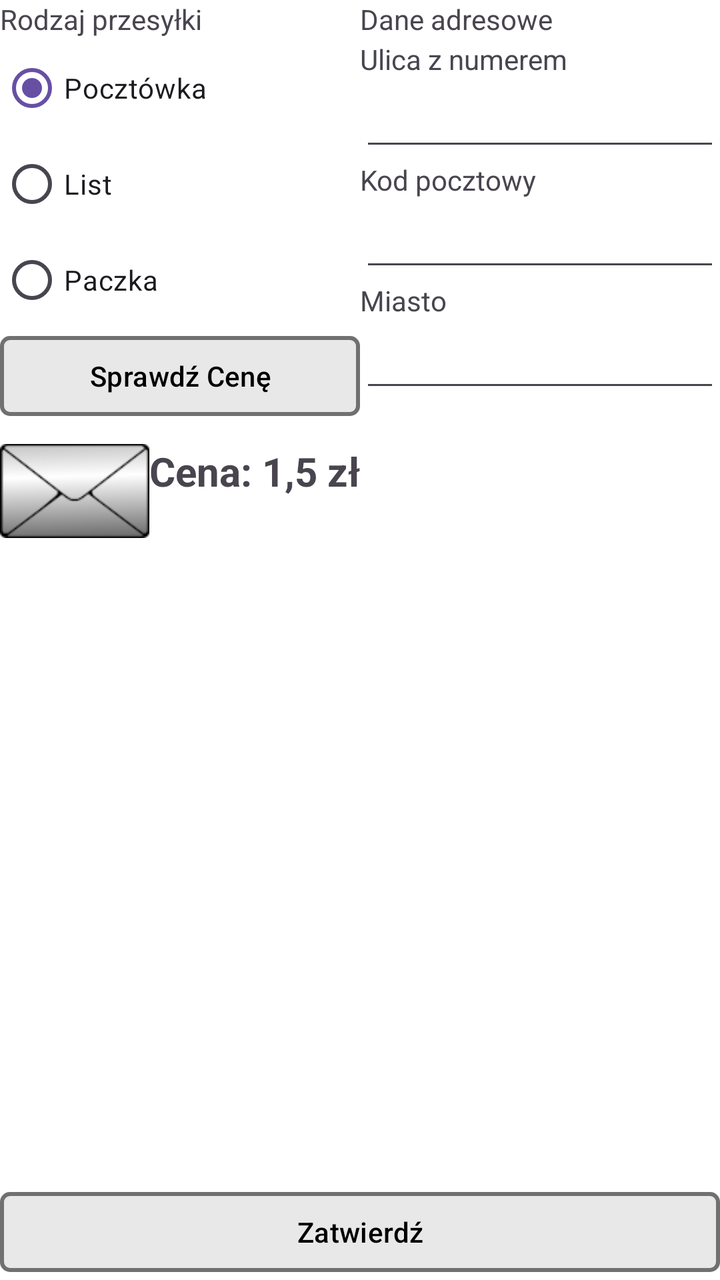
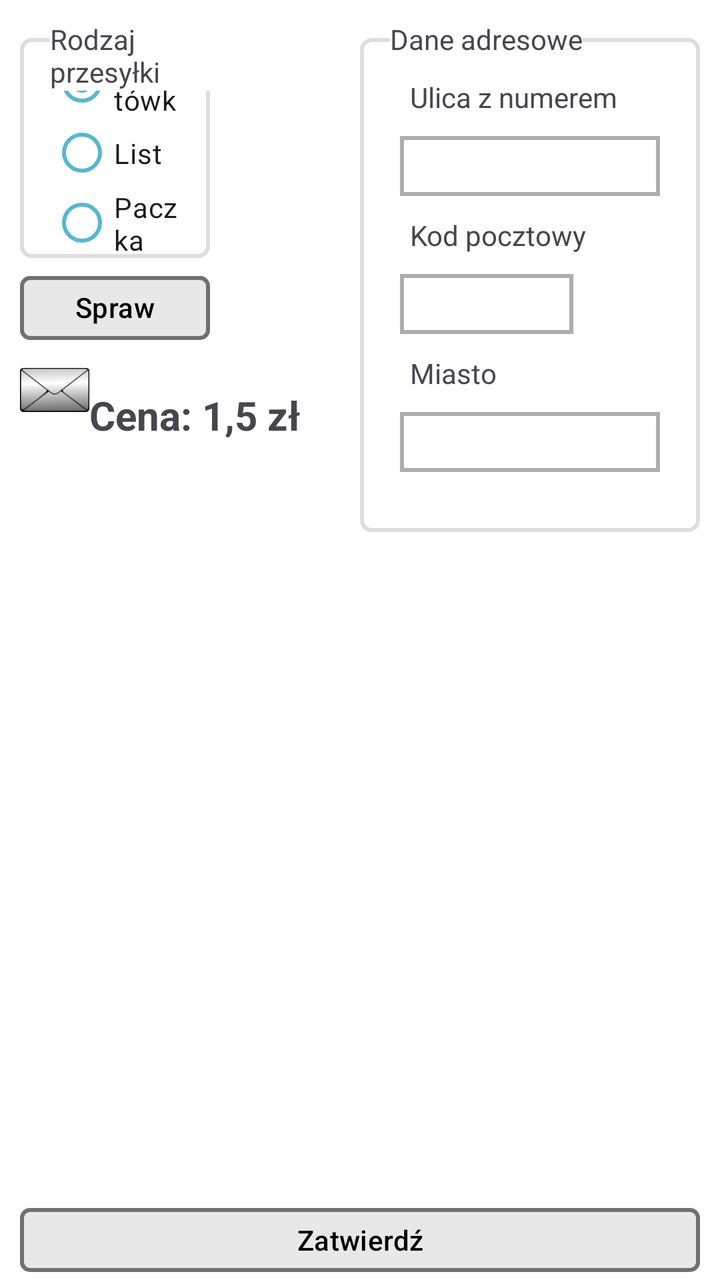

Two renders of the same Android screen: before a commit and after it. Below are the layout's source before the change and the commit's diff.
<!-- AndroidManifest.xml: application theme Theme.Egzamin062023Prak1 -->
<!-- res/layout/activity_main.xml -->
<?xml version="1.0" encoding="utf-8"?>
<LinearLayout xmlns:android="http://schemas.android.com/apk/res/android"
    xmlns:app="http://schemas.android.com/apk/res-auto"
    xmlns:tools="http://schemas.android.com/tools"
    android:id="@+id/main"
    android:layout_width="match_parent"
    android:layout_height="match_parent"
    android:background="#ffffff"
    android:orientation="vertical"
    tools:context=".MainActivity">

    <LinearLayout
        android:layout_width="match_parent"
        android:layout_height="match_parent"
        android:layout_weight="1"
        android:orientation="horizontal">

        <LinearLayout
            android:layout_width="match_parent"
            android:layout_height="match_parent"
            android:layout_weight="1"
            android:orientation="vertical">

            <LinearLayout
                android:layout_width="match_parent"
                android:layout_height="wrap_content"
                android:orientation="vertical">

                <FrameLayout
                    android:layout_width="match_parent"
                    android:layout_height="wrap_content"
                    android:layout_weight="1">

                    <RadioGroup
                        android:id="@+id/radioGroup"
                        android:layout_width="match_parent"
                        android:layout_height="match_parent"
                        android:paddingTop="20dp">

                        <RadioButton
                            android:id="@+id/pocztowka_radioButton"
                            android:layout_width="match_parent"
                            android:layout_height="wrap_content"
                            android:checked="true"
                            android:text="Pocztówka" />

                        <RadioButton
                            android:id="@+id/list_radioButton"
                            android:layout_width="match_parent"
                            android:layout_height="wrap_content"
                            android:text="List" />

                        <RadioButton
                            android:id="@+id/paczka_radioButton"
                            android:layout_width="match_parent"
                            android:layout_height="wrap_content"
                            android:text="Paczka" />
                    </RadioGroup>

                    <TextView
                        android:id="@+id/textView6"
                        android:layout_width="wrap_content"
                        android:layout_height="wrap_content"
                        android:text="Rodzaj przesyłki" />

                </FrameLayout>

                <Button
                    android:id="@+id/check_button"
                    android:layout_width="match_parent"
                    android:layout_height="wrap_content"
                    android:backgroundTint="#e8e8e8"
                    android:text="Sprawdź Cenę"
                    android:textColor="#000000"
                    app:cornerRadius="5dp"
                    app:strokeColor="#707070"
                    app:strokeWidth="2dp" />
            </LinearLayout>

            <LinearLayout
                android:id="@+id/podglad_przesylki"
                android:layout_width="match_parent"
                android:layout_height="match_parent"
                android:layout_marginTop="10dp"
                android:layout_marginBottom="10dp"
                android:layout_weight="1"
                android:orientation="horizontal">

                <ImageView
                    android:id="@+id/imageView"
                    android:layout_width="match_parent"
                    android:layout_height="match_parent"
                    android:layout_weight="1"
                    android:scaleType="fitStart"
                    app:srcCompat="@drawable/list" />

                <TextView
                    android:id="@+id/price_textView"
                    android:layout_width="wrap_content"
                    android:layout_height="wrap_content"
                    android:text="Cena: 1,5 zł"
                    android:textSize="20sp"
                    android:textStyle="bold" />
            </LinearLayout>

        </LinearLayout>

        <FrameLayout
            android:layout_width="match_parent"
            android:layout_height="match_parent"
            android:layout_weight="1">

            <TextView
                android:id="@+id/textView2"
                android:layout_width="wrap_content"
                android:layout_height="wrap_content"
                android:text="Dane adresowe" />

            <LinearLayout
                android:layout_width="match_parent"
                android:layout_height="match_parent"
                android:orientation="vertical"
                android:paddingTop="20dp">

                <TextView
                    android:id="@+id/textView3"
                    android:layout_width="match_parent"
                    android:layout_height="wrap_content"
                    android:text="Ulica z numerem" />

                <EditText
                    android:id="@+id/street_editText"
                    android:layout_width="match_parent"
                    android:layout_height="wrap_content"
                    android:ems="10"
                    android:inputType="text" />

                <TextView
                    android:id="@+id/textView4"
                    android:layout_width="match_parent"
                    android:layout_height="wrap_content"
                    android:text="Kod pocztowy" />

                <EditText
                    android:id="@+id/cityCode_editText"
                    android:layout_width="match_parent"
                    android:layout_height="wrap_content"
                    android:ems="10"
                    android:inputType="text" />

                <TextView
                    android:id="@+id/textView5"
                    android:layout_width="match_parent"
                    android:layout_height="wrap_content"
                    android:text="Miasto" />

                <EditText
                    android:id="@+id/city_editText"
                    android:layout_width="match_parent"
                    android:layout_height="wrap_content"
                    android:ems="10"
                    android:inputType="text" />
            </LinearLayout>
        </FrameLayout>

    </LinearLayout>

    <Button
        android:id="@+id/confirm_button"
        android:layout_width="match_parent"
        android:layout_height="wrap_content"
        android:backgroundTint="#e8e8e8"
        android:text="Zatwierdź"
        android:textColor="#000000"
        app:cornerRadius="5dp"
        app:strokeColor="#707070"
        app:strokeWidth="2dp"
        tools:layout_editor_absoluteX="326dp"
        tools:layout_editor_absoluteY="342dp" />

</LinearLayout>
<!-- resources referenced by this layout -->
<resources>
  <!-- drawable list: png bitmap (drawable, 8965 bytes) -->
  <style name="Theme.Egzamin062023Prak1" parent="Base.Theme.Egzamin062023Prak1" />
  <style name="Base.Theme.Egzamin062023Prak1" parent="Theme.Material3.DayNight.NoActionBar">
          
          
      </style>
</resources>

<!-- the commit's change to res/layout/activity_main.xml (unified diff, before → after) -->
@@ -13,7 +13,10 @@
         android:layout_width="match_parent"
         android:layout_height="match_parent"
         android:layout_weight="1"
-        android:orientation="horizontal">
+        android:orientation="horizontal"
+        android:paddingStart="10dp"
+        android:paddingTop="10dp"
+        android:paddingEnd="10dp">
 
         <LinearLayout
             android:layout_width="match_parent"
@@ -24,6 +27,7 @@
             <LinearLayout
                 android:layout_width="match_parent"
                 android:layout_height="wrap_content"
+                android:layout_marginEnd="75dp"
                 android:orientation="vertical">
 
                 <FrameLayout
@@ -35,44 +39,59 @@
                         android:id="@+id/radioGroup"
                         android:layout_width="match_parent"
                         android:layout_height="match_parent"
-                        android:paddingTop="20dp">
+                        android:layout_marginTop="9dp"
+                        android:background="@drawable/group_border"
+                        android:checkedButton="@id/pocztowka_radioButton"
+                        android:paddingStart="15dp"
+                        android:paddingTop="5dp"
+                        android:paddingEnd="15dp">
 
                         <RadioButton
                             android:id="@+id/pocztowka_radioButton"
                             android:layout_width="match_parent"
-                            android:layout_height="wrap_content"
+                            android:layout_height="35dp"
                             android:checked="true"
-                            android:text="Pocztówka" />
+                            android:text="Pocztówka"
+                            app:buttonTint="#57b7d0"
+                            app:rippleColor="#30b8f4" />
 
                         <RadioButton
                             android:id="@+id/list_radioButton"
                             android:layout_width="match_parent"
-                            android:layout_height="wrap_content"
-                            android:text="List" />
+                            android:layout_height="35dp"
+                            android:text="List"
+                            app:buttonTint="#57b7d0"
+                            app:rippleColor="#30b8f4" />
 
                         <RadioButton
                             android:id="@+id/paczka_radioButton"
                             android:layout_width="match_parent"
-                            android:layout_height="wrap_content"
-                            android:text="Paczka" />
+                            android:layout_height="35dp"
+                            android:text="Paczka"
+                            app:buttonTint="#57b7d0"
+                            app:rippleColor="#30b8f4" />
                     </RadioGroup>
 
                     <TextView
-                        android:id="@+id/textView6"
+                        android:id="@+id/typeLabel_textView"
                         android:layout_width="wrap_content"
                         android:layout_height="wrap_content"
-                        android:text="Rodzaj przesyłki" />
+                        android:layout_marginStart="15dp"
+                        android:background="#FFFFFF"
+                        android:text="Rodzaj przesyłki " />
 
                 </FrameLayout>
 
                 <Button
                     android:id="@+id/check_button"
                     android:layout_width="match_parent"
-                    android:layout_height="wrap_content"
+                    android:layout_height="40dp"
+                    android:layout_marginTop="5dp"
                     android:backgroundTint="#e8e8e8"
                     android:text="Sprawdź Cenę"
                     android:textColor="#000000"
                     app:cornerRadius="5dp"
+                    app:rippleColor="#30b8f4"
                     app:strokeColor="#707070"
                     app:strokeWidth="2dp" />
             </LinearLayout>
@@ -98,6 +117,8 @@
                     android:id="@+id/price_textView"
                     android:layout_width="wrap_content"
                     android:layout_height="wrap_content"
+                    android:layout_marginTop="10dp"
+                    android:layout_marginEnd="30dp"
                     android:text="Cena: 1,5 zł"
                     android:textSize="20sp"
                     android:textStyle="bold" />
@@ -110,57 +131,89 @@
             android:layout_height="match_parent"
             android:layout_weight="1">
 
-            <TextView
-                android:id="@+id/textView2"
-                android:layout_width="wrap_content"
-                android:layout_height="wrap_content"
-                android:text="Dane adresowe" />
-
             <LinearLayout
                 android:layout_width="match_parent"
-                android:layout_height="match_parent"
+                android:layout_height="wrap_content"
+                android:layout_marginTop="9dp"
+                android:background="@drawable/group_border"
                 android:orientation="vertical"
-                android:paddingTop="20dp">
-
-                <TextView
-                    android:id="@+id/textView3"
-                    android:layout_width="match_parent"
-                    android:layout_height="wrap_content"
+                android:paddingStart="20dp"
+                android:paddingTop="15dp"
+                android:paddingEnd="20dp"
+                android:paddingBottom="30dp">
+
+                <TextView
+                    android:id="@+id/streetLabel_textView"
+                    android:layout_width="match_parent"
+                    android:layout_height="wrap_content"
+                    android:layout_marginStart="5dp"
+                    android:layout_marginTop="5dp"
                     android:text="Ulica z numerem" />
 
                 <EditText
                     android:id="@+id/street_editText"
                     android:layout_width="match_parent"
                     android:layout_height="wrap_content"
+                    android:layout_marginTop="10dp"
+                    android:background="@drawable/edit_text_border"
                     android:ems="10"
                     android:inputType="text" />
 
                 <TextView
-                    android:id="@+id/textView4"
-                    android:layout_width="match_parent"
-                    android:layout_height="wrap_content"
+                    android:id="@+id/cityCodeLabel_textView"
+                    android:layout_width="match_parent"
+                    android:layout_height="wrap_content"
+                    android:layout_marginStart="5dp"
+                    android:layout_marginTop="10dp"
                     android:text="Kod pocztowy" />
 
-                <EditText
-                    android:id="@+id/cityCode_editText"
-                    android:layout_width="match_parent"
-                    android:layout_height="wrap_content"
-                    android:ems="10"
-                    android:inputType="text" />
-
-                <TextView
-                    android:id="@+id/textView5"
-                    android:layout_width="match_parent"
-                    android:layout_height="wrap_content"
+                <LinearLayout
+                    android:layout_width="wrap_content"
+                    android:layout_height="match_parent"
+                    android:layout_marginTop="10dp"
+                    android:orientation="horizontal">
+
+                    <EditText
+                        android:id="@+id/cityCode_editText"
+                        android:layout_width="match_parent"
+                        android:layout_height="wrap_content"
+                        android:layout_weight="1"
+                        android:background="@drawable/edit_text_border"
+                        android:ems="10"
+                        android:inputType="text" />
+
+                    <View
+                        android:layout_width="match_parent"
+                        android:layout_height="match_parent"
+                        android:layout_weight="2" />
+                </LinearLayout>
+
+                <TextView
+                    android:id="@+id/cityLabel_textView"
+                    android:layout_width="match_parent"
+                    android:layout_height="wrap_content"
+                    android:layout_marginStart="5dp"
+                    android:layout_marginTop="10dp"
                     android:text="Miasto" />
 
                 <EditText
                     android:id="@+id/city_editText"
                     android:layout_width="match_parent"
                     android:layout_height="wrap_content"
+                    android:layout_marginTop="10dp"
+                    android:background="@drawable/edit_text_border"
                     android:ems="10"
                     android:inputType="text" />
             </LinearLayout>
+
+            <TextView
+                android:id="@+id/addressLabel_textView"
+                android:layout_width="wrap_content"
+                android:layout_height="wrap_content"
+                android:layout_marginStart="15dp"
+                android:background="#FFFFFF"
+                android:text="Dane adresowe" />
+
         </FrameLayout>
 
     </LinearLayout>
@@ -168,11 +221,14 @@
     <Button
         android:id="@+id/confirm_button"
         android:layout_width="match_parent"
-        android:layout_height="wrap_content"
+        android:layout_height="40dp"
+        android:layout_marginStart="10dp"
+        android:layout_marginEnd="10dp"
         android:backgroundTint="#e8e8e8"
         android:text="Zatwierdź"
         android:textColor="#000000"
         app:cornerRadius="5dp"
+        app:rippleColor="#30b8f4"
         app:strokeColor="#707070"
         app:strokeWidth="2dp"
         tools:layout_editor_absoluteX="326dp"
<!-- resource entries referenced after the edit -->
@@ -1,10 +1,39 @@
 <!-- resources referenced by this layout -->
 <resources>
+  <!-- drawable edit_text_border (drawable) -->
+  <?xml version="1.0" encoding="utf-8"?>
+  <selector xmlns:android="http://schemas.android.com/apk/res/android">
+      <item>
+          <shape android:shape="rectangle">
+              <stroke
+                  android:width="2dp"
+                  android:color="#aeaeae"/>
+              <size android:height="30dp" />
+              <padding
+                  android:left="5dp"
+                  android:right="5dp"/>
+          </shape>
+      </item>
+  </selector>
+  <!-- drawable group_border (drawable) -->
+  <?xml version="1.0" encoding="utf-8"?>
+  <selector xmlns:android="http://schemas.android.com/apk/res/android">
+      <item>
+          <shape android:shape="rectangle">
+              <stroke
+                  android:color="#dedede"
+                  android:width="2dp" />
+              <corners android:radius="5dp" />
+          </shape>
+      </item>
+  </selector>
   <!-- drawable list: png bitmap (drawable, 8965 bytes) -->
   <style name="Theme.Egzamin062023Prak1" parent="Base.Theme.Egzamin062023Prak1" />
   <style name="Base.Theme.Egzamin062023Prak1" parent="Theme.Material3.DayNight.NoActionBar">
           
           
+          <item name="android:statusBarColor">#000000</item>
+          <item name="android:navigationBarColor">#000000</item>
       </style>
 </resources>
 
